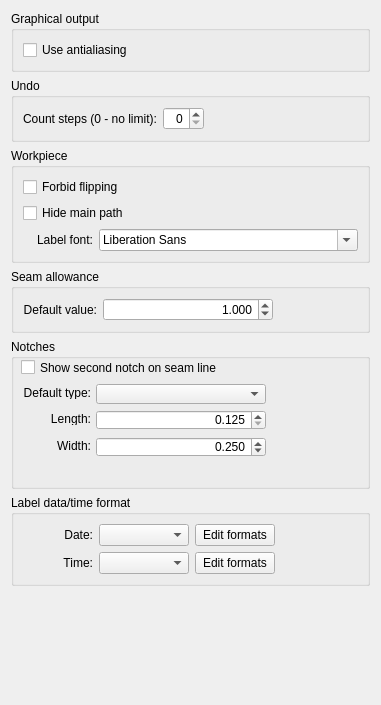
Above: src/app/seamly2d/dialogs/configpages/preferencespatternpage.ui from FashionFreedom/Seamly2D before the change. Below: the same form after it.
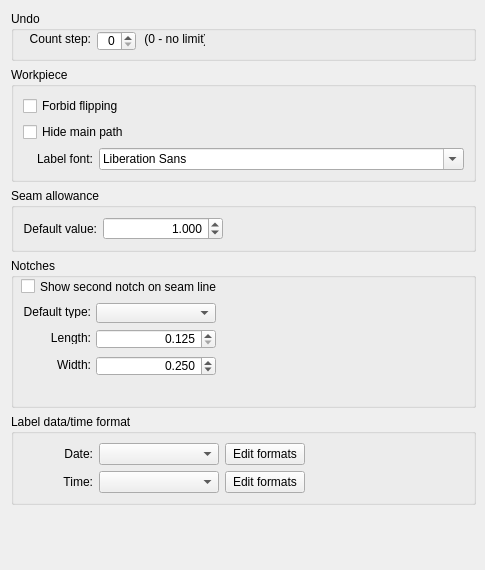
That is the form after the change.

The edit to the form file:
```diff
--- a/src/app/seamly2d/dialogs/configpages/preferencespatternpage.ui
+++ b/src/app/seamly2d/dialogs/configpages/preferencespatternpage.ui
@@ -6,58 +6,113 @@
    <rect>
     <x>0</x>
     <y>0</y>
-    <width>381</width>
-    <height>705</height>
+    <width>485</width>
+    <height>570</height>
    </rect>
   </property>
+  <property name="minimumSize">
+   <size>
+    <width>485</width>
+    <height>570</height>
+   </size>
+  </property>
+  <property name="maximumSize">
+   <size>
+    <width>485</width>
+    <height>570</height>
+   </size>
+  </property>
   <property name="windowTitle">
    <string notr="true">Pattern</string>
   </property>
   <layout class="QVBoxLayout" name="verticalLayout">
-   <item>
-    <widget class="QGroupBox" name="output_GroupBox">
-     <property name="title">
-      <string>Graphical output</string>
-     </property>
-     <layout class="QVBoxLayout" name="verticalLayout_2">
-      <item>
-       <widget class="QCheckBox" name="graphOutput_CheckBox">
-        <property name="text">
-         <string>Use antialiasing</string>
-        </property>
-       </widget>
-      </item>
-     </layout>
-    </widget>
-   </item>
    <item>
     <widget class="QGroupBox" name="undo_GroupBox">
+     <property name="minimumSize">
+      <size>
+       <width>465</width>
+       <height>50</height>
+      </size>
+     </property>
+     <property name="maximumSize">
+      <size>
+       <width>465</width>
+       <height>16777215</height>
+      </size>
+     </property>
      <property name="title">
       <string>Undo</string>
      </property>
-     <layout class="QFormLayout" name="formLayout_2">
-      <property name="fieldGrowthPolicy">
-       <enum>QFormLayout::ExpandingFieldsGrow</enum>
+     <widget class="QLabel" name="undoCount_Label">
+      <property name="geometry">
+       <rect>
+        <x>10</x>
+        <y>20</y>
+        <width>70</width>
+        <height>16</height>
+       </rect>
       </property>
-      <item row="0" column="0">
-       <widget class="QLabel" name="undoCount_Label">
-        <property name="text">
-         <string>Count steps (0 - no limit):</string>
-        </property>
-       </widget>
-      </item>
-      <item row="0" column="1">
-       <widget class="QSpinBox" name="undoCount_SpinBox">
-        <property name="alignment">
-         <set>Qt::AlignRight|Qt::AlignTrailing|Qt::AlignVCenter</set>
-        </property>
-       </widget>
-      </item>
-     </layout>
+      <property name="minimumSize">
+       <size>
+        <width>70</width>
+        <height>0</height>
+       </size>
+      </property>
+      <property name="maximumSize">
+       <size>
+        <width>70</width>
+        <height>16777215</height>
+       </size>
+      </property>
+      <property name="text">
+       <string>Count step:</string>
+      </property>
+      <property name="alignment">
+       <set>Qt::AlignRight|Qt::AlignTrailing|Qt::AlignVCenter</set>
+      </property>
+     </widget>
+     <widget class="QSpinBox" name="undoCount_SpinBox">
+      <property name="geometry">
+       <rect>
+        <x>86</x>
+        <y>20</y>
+        <width>39</width>
+        <height>20</height>
+       </rect>
+      </property>
+      <property name="alignment">
+       <set>Qt::AlignRight|Qt::AlignTrailing|Qt::AlignVCenter</set>
+      </property>
+     </widget>
+     <widget class="QLabel" name="label">
+      <property name="geometry">
+       <rect>
+        <x>130</x>
+        <y>20</y>
+        <width>64</width>
+        <height>16</height>
+       </rect>
+      </property>
+      <property name="text">
+       <string> (0 - no limit)</string>
+      </property>
+     </widget>
     </widget>
    </item>
    <item>
     <widget class="QGroupBox" name="WorkPiece_GroupBox">
+     <property name="minimumSize">
+      <size>
+       <width>465</width>
+       <height>0</height>
+      </size>
+     </property>
+     <property name="maximumSize">
+      <size>
+       <width>465</width>
+       <height>16777215</height>
+      </size>
+     </property>
      <property name="title">
       <string>Workpiece</string>
      </property>
@@ -116,6 +171,18 @@
    </item>
    <item>
     <widget class="QGroupBox" name="seamAllowance_GroupBox">
+     <property name="minimumSize">
+      <size>
+       <width>465</width>
+       <height>0</height>
+      </size>
+     </property>
+     <property name="maximumSize">
+      <size>
+       <width>465</width>
+       <height>16777215</height>
+      </size>
+     </property>
      <property name="title">
       <string>Seam allowance</string>
      </property>
@@ -146,10 +213,16 @@
         </property>
         <property name="minimumSize">
          <size>
-          <width>170</width>
+          <width>120</width>
           <height>0</height>
          </size>
         </property>
+        <property name="maximumSize">
+         <size>
+          <width>120</width>
+          <height>16777215</height>
+         </size>
+        </property>
         <property name="alignment">
          <set>Qt::AlignRight|Qt::AlignTrailing|Qt::AlignVCenter</set>
         </property>
@@ -174,10 +247,16 @@
     <widget class="QGroupBox" name="notches_GroupBox">
      <property name="minimumSize">
       <size>
-       <width>0</width>
+       <width>465</width>
        <height>150</height>
       </size>
      </property>
+     <property name="maximumSize">
+      <size>
+       <width>465</width>
+       <height>16777215</height>
+      </size>
+     </property>
      <property name="title">
       <string>Notches</string>
      </property>
@@ -202,7 +281,7 @@
        <rect>
         <x>85</x>
         <y>45</y>
-        <width>170</width>
+        <width>120</width>
         <height>20</height>
        </rect>
       </property>
@@ -212,6 +291,18 @@
         <verstretch>0</verstretch>
        </sizepolicy>
       </property>
+      <property name="minimumSize">
+       <size>
+        <width>120</width>
+        <height>0</height>
+       </size>
+      </property>
+      <property name="maximumSize">
+       <size>
+        <width>120</width>
+        <height>16777215</height>
+       </size>
+      </property>
       <property name="currentIndex">
        <number>-1</number>
       </property>
@@ -221,7 +312,7 @@
        <rect>
         <x>85</x>
         <y>71</y>
-        <width>170</width>
+        <width>120</width>
         <height>20</height>
        </rect>
       </property>
@@ -231,6 +322,18 @@
         <verstretch>0</verstretch>
        </sizepolicy>
       </property>
+      <property name="minimumSize">
+       <size>
+        <width>120</width>
+        <height>0</height>
+       </size>
+      </property>
+      <property name="maximumSize">
+       <size>
+        <width>120</width>
+        <height>16777215</height>
+       </size>
+      </property>
       <property name="alignment">
        <set>Qt::AlignRight|Qt::AlignTrailing|Qt::AlignVCenter</set>
       </property>
@@ -345,7 +448,7 @@
        <rect>
         <x>85</x>
         <y>98</y>
-        <width>170</width>
+        <width>120</width>
         <height>20</height>
        </rect>
       </property>
@@ -355,6 +458,18 @@
         <verstretch>0</verstretch>
        </sizepolicy>
       </property>
+      <property name="minimumSize">
+       <size>
+        <width>120</width>
+        <height>0</height>
+       </size>
+      </property>
+      <property name="maximumSize">
+       <size>
+        <width>120</width>
+        <height>16777215</height>
+       </size>
+      </property>
       <property name="alignment">
        <set>Qt::AlignRight|Qt::AlignTrailing|Qt::AlignVCenter</set>
       </property>
@@ -372,6 +487,18 @@
    </item>
    <item>
     <widget class="QGroupBox" name="Formats_GroupBox">
+     <property name="minimumSize">
+      <size>
+       <width>465</width>
+       <height>0</height>
+      </size>
+     </property>
+     <property name="maximumSize">
+      <size>
+       <width>465</width>
+       <height>16777215</height>
+      </size>
+     </property>
      <property name="title">
       <string>Label data/time format</string>
      </property>
@@ -401,14 +528,26 @@
          <widget class="QComboBox" name="dateFormats_ComboBox">
           <property name="minimumSize">
            <size>
-            <width>90</width>
+            <width>120</width>
             <height>0</height>
            </size>
           </property>
+          <property name="maximumSize">
+           <size>
+            <width>120</width>
+            <height>16777215</height>
+           </size>
+          </property>
          </widget>
         </item>
         <item>
          <widget class="QPushButton" name="editDateFormats_PushButton">
+          <property name="minimumSize">
+           <size>
+            <width>75</width>
+            <height>0</height>
+           </size>
+          </property>
           <property name="text">
            <string>Edit formats</string>
           </property>
@@ -438,14 +577,26 @@
          <widget class="QComboBox" name="timeFormats_ComboBox">
           <property name="minimumSize">
            <size>
-            <width>90</width>
+            <width>120</width>
             <height>0</height>
            </size>
           </property>
+          <property name="maximumSize">
+           <size>
+            <width>120</width>
+            <height>16777215</height>
+           </size>
+          </property>
          </widget>
         </item>
         <item>
          <widget class="QPushButton" name="editTimeFormats_PushButton">
+          <property name="minimumSize">
+           <size>
+            <width>75</width>
+            <height>0</height>
+           </size>
+          </property>
           <property name="text">
            <string>Edit formats</string>
           </property>
```
